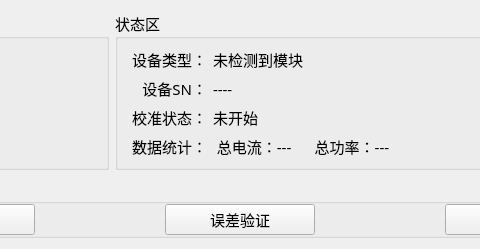
Before: the Qt Designer form PDU-CalibrateTool/home/home_workwid.ui in ChinaClever/PDU-CalibrateTool, drawn with Qt 5; both pictures show x 262 to 742 and y 0 to 249 of the 1006 by 249 pixel window.
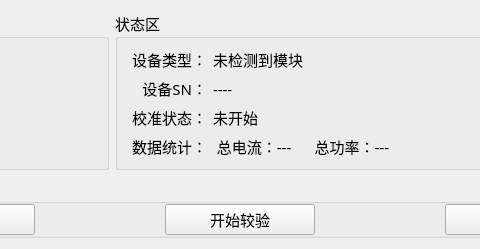
After: the same form once the commit is applied.

```diff
--- a/PDU-CalibrateTool/home/home_workwid.ui
+++ b/PDU-CalibrateTool/home/home_workwid.ui
@@ -298,7 +298,7 @@
          </size>
         </property>
         <property name="text">
-         <string>误差验证</string>
+         <string>开始较验</string>
         </property>
        </widget>
       </item>
```
